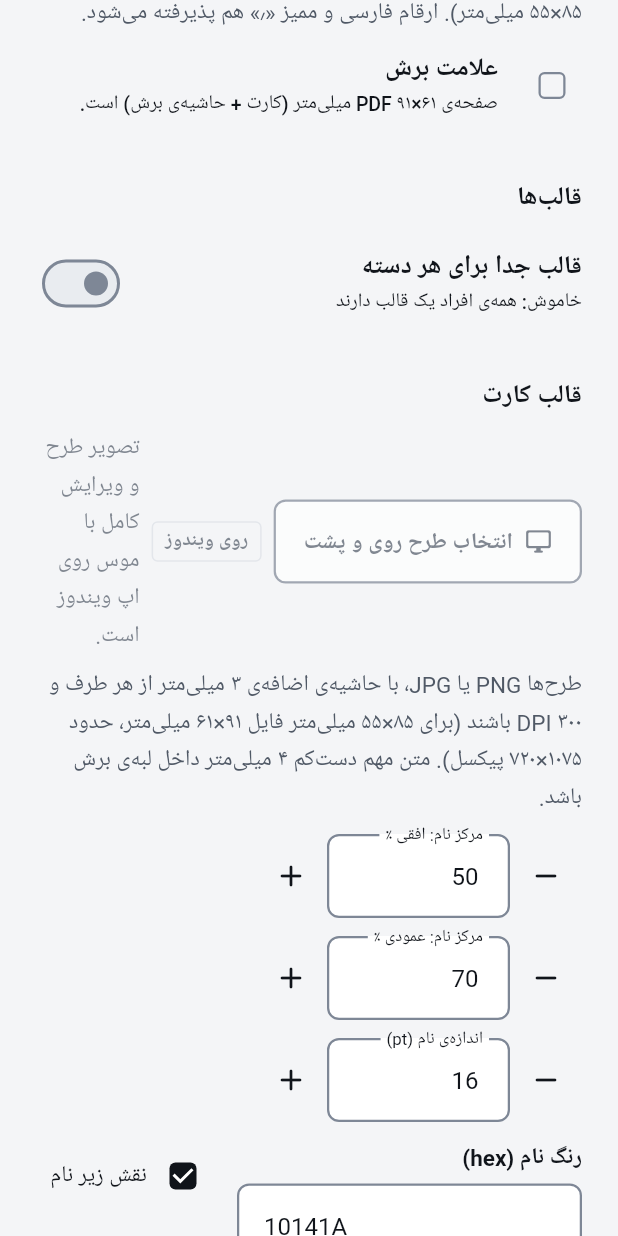
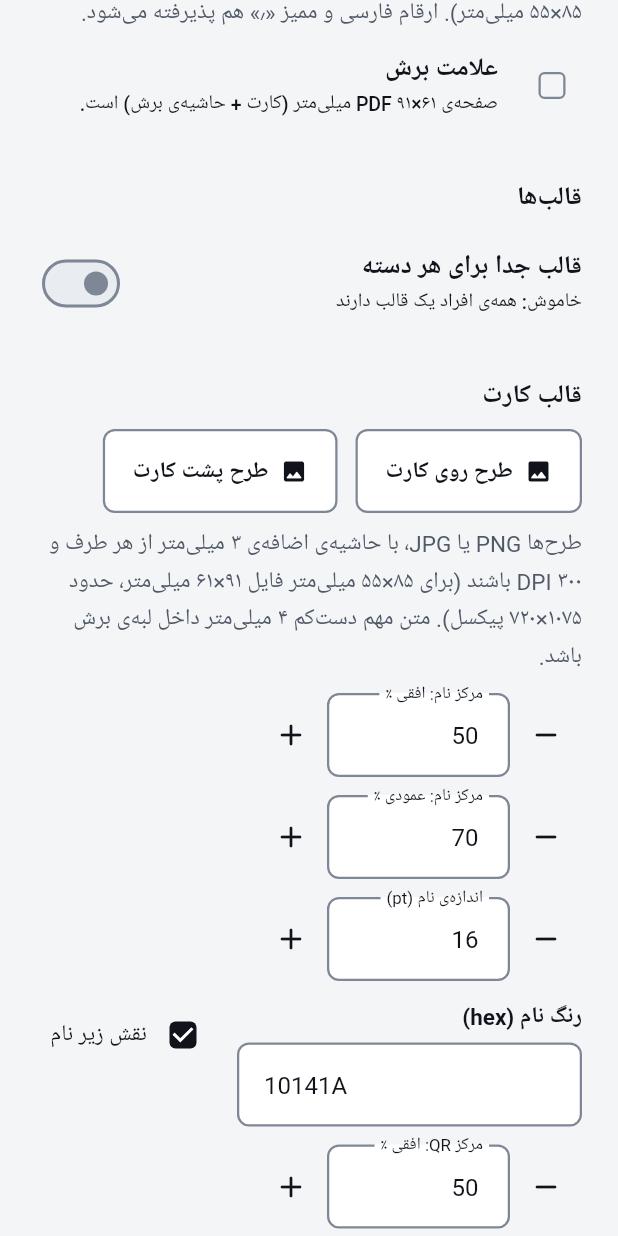
Before and after one commit to mostafaedalatpoor/conference-system, a Flutter app: the CardsScreen widget shown alone on an empty page, opened directly, scrolled down 576 dp, on a phone screen of 412 x 824 dp. Run offline on Flutter 3.47's test engine with Material 3 defaults, Android fonts, the phone set to English and light mode, and no system bars; our stand-ins replace file_picker, pdf; missing offline and left inert: excel, local_auth_platform_interface, mobile_scanner; network calls fail; Roboto replaces fonts that are missing (Vazirmatn).

Commit message:
اپ مدیریت: انتخاب طرح کارت روی گوشی؛ نیم‌فاصله‌ی درست در PDF
روی گوشی هم تصویر طرح روی و پشت انتخاب می‌شود؛ یک نسخه در حافظه‌ی خود برنامه نگه
داشته می‌شود چون انتخاب‌گر اندروید فایل را در حافظه‌ی موقت می‌گذارد.
کتابخانه‌ی pdf نیم‌فاصله را با علامت دیدنی می‌کشید («صفحه‌ی من» زیر QR، نام‌هایی مثل
«رضایی‌نژاد»، لیست کاغذی). همه‌ی متن‌های PDF حالا نیم‌فاصله را فاصله‌ی مویی می‌کنند.

Co-Authored-By: Claude Opus 5.5 <noreply@anthropic.com>
Claude-Session: https://claude.ai/code/session_016PigtKThtEBrXifZJbnCSc

```diff
--- a/admin_app/lib/screens/cards.dart
+++ b/admin_app/lib/screens/cards.dart
@@ -5,6 +5,7 @@ import 'dart:ui' as ui;
 
 import 'package:file_picker/file_picker.dart';
 import 'package:flutter/material.dart';
+import 'package:path_provider/path_provider.dart';
 
 import '../card_logic.dart';
 import '../cards_pdf.dart';
@@ -58,9 +59,20 @@ class _CardsScreenState extends State<CardsScreen> {
 
   Future<void> _pickImage(AdminState s, CardTemplate t, bool front) async {
     final r = await FilePicker.platform.pickFiles(type: FileType.custom, allowedExtensions: ['png', 'jpg', 'jpeg']);
-    final path = r?.files.single.path;
+    var path = r?.files.single.path;
     if (path == null) return;
-    setState(() => front ? t.frontImage = path : t.backImage = path);
+    if (isMobilePlatform) {
+      // انتخاب‌گر اندروید فایل را در حافظه‌ی موقت می‌گذارد که سیستم پاکش می‌کند؛ یک نسخه پیش برنامه می‌ماند.
+      // نام تازه با زمان، تا پیش‌نمایش و بررسی پیش از چاپ تصویر کهنه را از حافظه نخوانند.
+      final dir = Directory('${(await getApplicationSupportDirectory()).path}${Platform.pathSeparator}card_images');
+      await dir.create(recursive: true);
+      final ext = path.split('.').last.toLowerCase();
+      final copy = '${dir.path}${Platform.pathSeparator}${t.id}-${front ? 'front' : 'back'}-${DateTime.now().millisecondsSinceEpoch}.$ext';
+      await File(path).copy(copy);
+      path = copy;
+    }
+    final picked = path;
+    setState(() => front ? t.frontImage = picked : t.backImage = picked);
     await s.save();
   }
 
@@ -520,17 +532,6 @@ class _CardsScreenState extends State<CardsScreen> {
     final noArtwork = set.activeTemplates.every((x) =>
         (x.frontImage.isEmpty || !File(x.frontImage).existsSync()) && (x.backImage.isEmpty || !File(x.backImage).existsSync()));
 
-    Widget onWindows(String label, String reason) => Opacity(
-          opacity: .7,
-          child: Row(mainAxisSize: MainAxisSize.min, children: [
-            OutlinedButton.icon(onPressed: null, icon: const Icon(Icons.desktop_windows_rounded), label: Text(label)),
-            const SizedBox(width: DaftarSize.space2),
-            const DaftarTag('روی ویندوز', kind: TagKind.outline),
-            const SizedBox(width: DaftarSize.space2),
-            Flexible(child: Hint(reason)),
-          ]),
-        );
-
     final errorLabel = '${faDigits(errorCount)} فیلد خطا دارد';
     final bleedHint = set.bleedMm > 0
         ? 'طرح‌ها PNG یا JPG، با حاشیه‌ی اضافه‌ی ${fmtMm(set.bleedMm)} میلی‌متر از هر طرف و ۳۰۰ DPI باشند '
@@ -593,18 +594,15 @@ class _CardsScreenState extends State<CardsScreen> {
       ),
       ..._templateSection(s, t),
       SectionTitle(set.separate ? 'چیدمان قالب «${t.name}»' : 'قالب کارت'),
-      if (mobile)
-        onWindows('انتخاب طرح روی و پشت', 'تصویر طرح و ویرایش کامل با موس روی اپ ویندوز است.')
-      else
       Wrap(spacing: 12, runSpacing: 8, children: [
         OutlinedButton.icon(
           icon: const Icon(Icons.image_rounded),
-            label: Text(t.frontImage.isEmpty ? 'طرح روی کارت' : 'روی: ${t.frontImage.split(Platform.pathSeparator).last}'),
+          label: Text(t.frontImage.isEmpty ? 'طرح روی کارت' : 'روی: ${isMobilePlatform ? 'انتخاب شد' : t.frontImage.split(Platform.pathSeparator).last}'),
           onPressed: () => _pickImage(s, t, true),
         ),
         OutlinedButton.icon(
           icon: const Icon(Icons.image_rounded),
-            label: Text(t.backImage.isEmpty ? 'طرح پشت کارت' : 'پشت: ${t.backImage.split(Platform.pathSeparator).last}'),
+          label: Text(t.backImage.isEmpty ? 'طرح پشت کارت' : 'پشت: ${isMobilePlatform ? 'انتخاب شد' : t.backImage.split(Platform.pathSeparator).last}'),
           onPressed: () => _pickImage(s, t, false),
         ),
       ]),
@@ -687,7 +685,7 @@ class _CardsScreenState extends State<CardsScreen> {
           child: Notice(
             tone: NoticeTone.wait,
             text: 'طرح روی و پشت روی این گوشی انتخاب نشده؛ کارت‌ها روی زمینه‌ی سفید (فقط نام و QR) ساخته می‌شوند. '
-                'برای کارت با طرح، PDF را در اپ ویندوز بسازید. ساخت همه‌ی کارت‌ها روی گوشی ممکن است کمی طول بکشد.',
+                'طرح را از «قالب کارت» انتخاب کنید (تصویر طرح هر دستگاه جداست). ساخت همه‌ی کارت‌ها روی گوشی ممکن است کمی طول بکشد.',
           ),
         ),
       Wrap(spacing: 12, runSpacing: 12, crossAxisAlignment: WrapCrossAlignment.center, children: [
```
Also changed, not shown: admin_app/lib/cards_pdf.dart (+11 -8 lines). Lines whose indentation alone changed are shown as unchanged.
